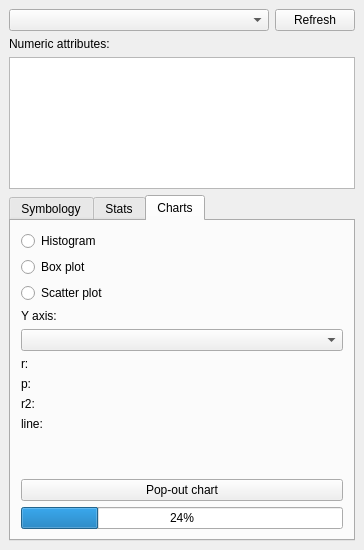
This is esstoolkit/explorer/ui_Explorer.ui in SpaceGroupUCL/qgisSpaceSyntaxToolkit as Qt 5 draws it before an edit. The edited form follows.
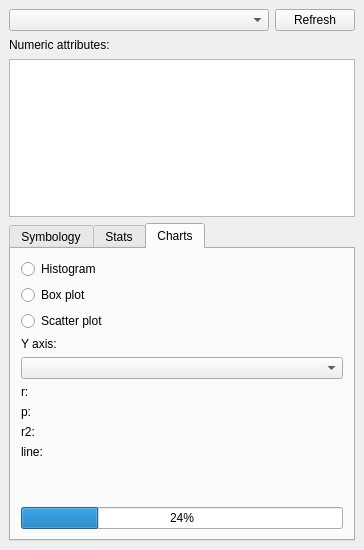
This is the edited form. The open tabs and pages were chosen to show the change.

Patch:
```diff
--- a/esstoolkit/explorer/ui_Explorer.ui
+++ b/esstoolkit/explorer/ui_Explorer.ui
@@ -360,7 +360,7 @@
         <item>
          <layout class="QHBoxLayout" name="chartsLayout" stretch="0">
           <item>
-           <layout class="QVBoxLayout" name="chartToolsLayout" stretch="0,3,0">
+           <layout class="QVBoxLayout" name="chartToolsLayout" stretch="0,3">
             <item>
              <layout class="QVBoxLayout" name="chartSetupLayout">
               <item>
@@ -440,13 +440,6 @@
               </property>
              </spacer>
             </item>
-            <item>
-             <widget class="QPushButton" name="popoutButton">
-              <property name="text">
-               <string>Pop-out chart</string>
-              </property>
-             </widget>
-            </item>
            </layout>
           </item>
          </layout>
```
Left out of the diff: 2 changed lines with no effect on the pictures.
